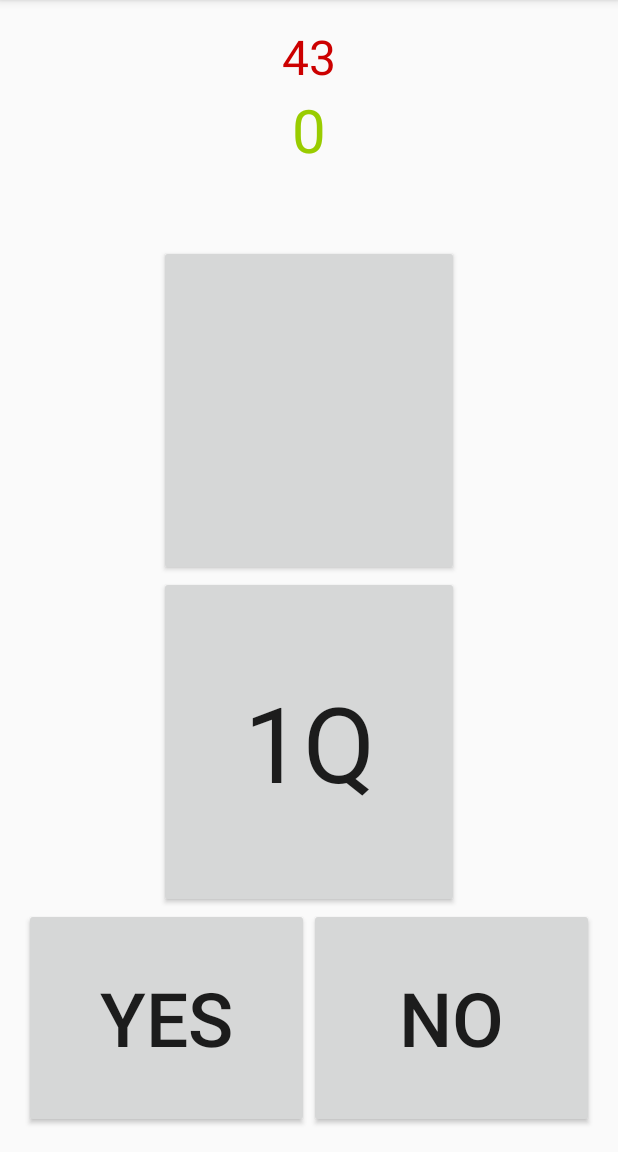
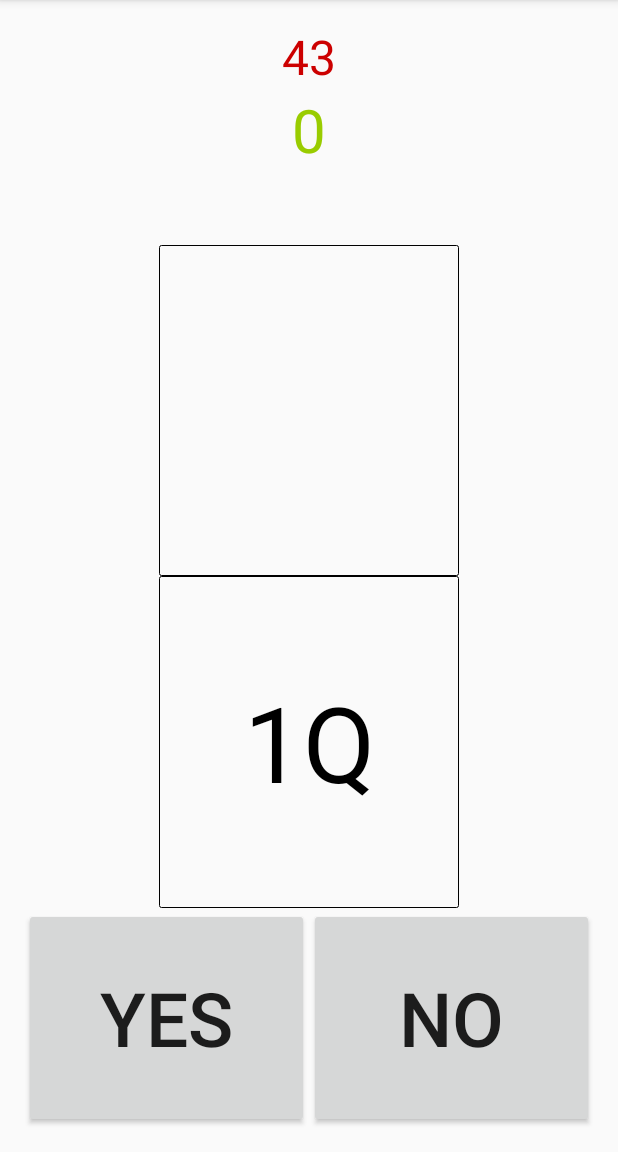
Before and after one commit to seyfullah8/VowelorEven, an Android app: the screen it shows after launch (MainActivity), on a phone screen of 412 x 824 dp, the part 84-1236 px from its top. Run offline under Robolectric (Android 15) with nearby library versions, the phone set to English and light mode, and no system bars; 1 statement that could not run was skipped.

Commit message:
Commit 2

```diff
--- /dev/null
+++ b/app/src/main/res/drawable/my_border.xml
@@ -0,0 +1,14 @@
+<?xml version="1.0" encoding="utf-8"?>
+<shape xmlns:android="http://schemas.android.com/apk/res/android" android:shape="rectangle">
+
+
+    <!-- view background color -->
+    <!--<solid android:color="@android:color/black"></solid>-->
+
+    <!-- view border color and width -->
+    <stroke android:width="0.1dp" android:color="@android:color/black"></stroke>
+
+    <!-- The radius makes the corners rounded -->
+    <corners android:radius="1dp"></corners>
+
+</shape>
--- a/app/src/main/res/layout/activity_main.xml
+++ b/app/src/main/res/layout/activity_main.xml
@@ -10,30 +10,31 @@
     tools:context=".MainActivity">
 
     <LinearLayout
+        android:id="@+id/layout"
         android:layout_width="fill_parent"
         android:layout_height="match_parent"
         android:layout_weight="1"
-        android:orientation="vertical"
-        android:id="@+id/layout">
+        android:orientation="vertical">
 
         <TextView
+            android:id="@+id/timer"
+            android:layout_width="wrap_content"
+
+            android:layout_height="wrap_content"
+            android:layout_gravity="center_vertical|center"
+            android:text="45"
+            android:textColor="@android:color/holo_red_dark"
+            android:textSize="32dp" />
+
+        <TextView
+            android:id="@+id/puanGoster"
             android:layout_width="wrap_content"
             android:layout_height="wrap_content"
-
-            android:text="45"
-            android:textSize="32dp"
-            android:textColor="@android:color/holo_red_dark"
             android:layout_gravity="center_vertical|center"
-            android:id="@+id/timer" />
-        <TextView
-            android:layout_width="wrap_content"
-            android:layout_height="wrap_content"
+            android:text="Large Text"
             android:textAppearance="?android:attr/textAppearanceLarge"
-            android:text="Large Text"
-            android:layout_gravity="center_vertical|center"
-            android:textSize="40dp"
             android:textColor="@android:color/holo_green_light"
-            android:id="@+id/puanGoster" />
+            android:textSize="40dp" />
 
 
     </LinearLayout>
@@ -45,26 +46,34 @@
         android:layout_weight="0.5"
         android:orientation="vertical">
 
-        <Button
+        <TextView
+
             android:id="@+id/ust"
-            android:layout_gravity="center_horizontal|top"
             android:layout_width="200dp"
             android:layout_height="100dp"
+            android:layout_gravity="center_horizontal|top"
             android:layout_weight="1"
+            android:textColor="@android:color/black"
+            android:gravity="center"
             android:text="A8"
             android:textSize="70dp"
-
+            android:background="@drawable/my_border"
             />
 
-        <Button
+        <TextView
 
             android:id="@+id/alt"
             android:layout_width="200dp"
             android:layout_height="100dp"
             android:layout_gravity="center_horizontal|bottom"
+            android:layout_weight="1"
+            android:textColor="@android:color/black"
+
+            android:background="@drawable/my_border"
+            android:gravity="center"
             android:text="B3"
-            android:layout_weight="1"
-            android:textSize="70dp" />
+            android:textSize="70dp"/>
+
     </LinearLayout>
 
     <LinearLayout
@@ -75,24 +84,24 @@
         android:orientation="horizontal">
 
         <Button
+            android:id="@+id/yesButton"
             android:layout_width="match_parent"
             android:layout_height="match_parent"
+            android:layout_gravity="center_vertical"
             android:layout_weight="1"
             android:text="YES"
-            android:id="@+id/yesButton"
-            android:textSize="50dp"
-            android:layout_gravity="center_vertical"/>
+            android:textSize="50dp" />
 
         <Button
+            android:id="@+id/noButton"
             android:layout_width="match_parent"
             android:layout_height="match_parent"
+            android:layout_gravity="center_vertical"
             android:layout_weight="1"
+
             android:text="NO"
-            android:textSize="50dp"
 
-            android:id="@+id/noButton"
-
-            android:layout_gravity="center_vertical"/>
+            android:textSize="50dp" />
     </LinearLayout>
 
 </LinearLayout>
```
Also changed, not shown: 1 other file.
